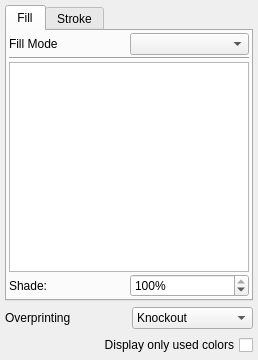
The window that scribus/ui/colorpalette.ui (scribusproject/scribus) describes before a commit, drawn with Qt 5.
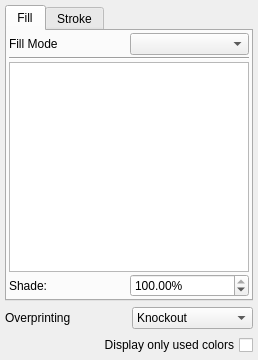
The same window after the commit. Custom widgets are drawn as their Qt base class.

Commit message: fix declaration of ScrSpinBox in colorpalette.ui

```diff
--- a/scribus/ui/colorpalette.ui
+++ b/scribus/ui/colorpalette.ui
@@ -1058,7 +1058,7 @@
  <customwidgets>
   <customwidget>
    <class>ScrSpinBox</class>
-   <extends>QSpinBox</extends>
+   <extends>QDoubleSpinBox</extends>
    <header>ui/scrspinbox.h</header>
   </customwidget>
   <customwidget>
```
